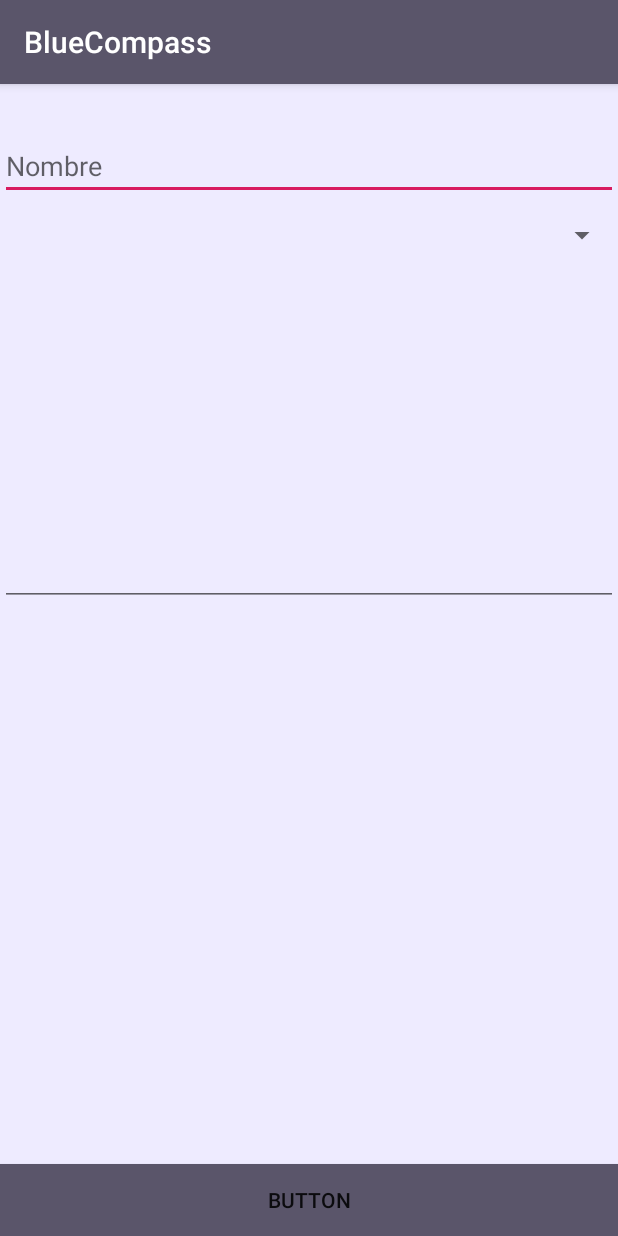
After one commit to Navarro21111/BlueCompass, an Android app: the AniadirPlaya screen opened directly, with no data from a screen before it, on a phone screen of 412 x 824 dp. The commit adds this screen. Run offline under Robolectric (Android 15) with nearby library versions, the phone set to English and light mode, and no system bars; our stand-ins replace Firebase (no records; nobody signed in at launch, a user with empty details on screens opened directly).

Commit message:
Commit para poder subir fotos en la carpeta Playas.

```diff
--- a/app/build.gradle
+++ b/app/build.gradle
@@ -29,7 +29,7 @@ dependencies {
     implementation 'com.android.support:recyclerview-v7:28.0.0'
     implementation 'com.google.firebase:firebase-core:16.0.1'
     implementation 'com.google.firebase:firebase-database:16.0.1'
-
-
+    implementation 'com.google.firebase:firebase-storage:16.0.1'
+    implementation 'com.google.firebase:firebase-auth:16.0.1'
 }
 apply plugin: 'com.google.gms.google-services'
--- /dev/null
+++ b/app/src/main/java/com/example/a21736256/bluecompass/AniadirPlaya.java
@@ -0,0 +1,62 @@
+package com.example.a21736256.bluecompass;
+
+import android.content.Intent;
+import android.net.Uri;
+import android.support.annotation.Nullable;
+import android.support.v7.app.AppCompatActivity;
+import android.os.Bundle;
+import android.view.View;
+import android.widget.Button;
+import android.widget.Toast;
+
+import com.google.android.gms.tasks.OnSuccessListener;
+import com.google.firebase.storage.FirebaseStorage;
+import com.google.firebase.storage.StorageReference;
+import com.google.firebase.storage.UploadTask;
+
+public class AniadirPlaya extends AppCompatActivity {
+
+    private Button btnSfP;
+    //Storage
+    private StorageReference rStorage;
+    private FirebaseStorage mFirebaseStorage;
+
+    public static final int GALLERY_INTENT = 1;
+
+    @Override
+    protected void onCreate(Bundle savedInstanceState) {
+        super.onCreate(savedInstanceState);
+        setContentView(R.layout.activity_aniadir_playa);
+
+        //Storage
+        rStorage=FirebaseStorage.getInstance().getReference();
+
+        btnSfP=findViewById(R.id.btnSubirFoto);
+
+
+    }
+
+    public void selccionarFoto(View view){
+        Intent intent = new Intent(Intent.ACTION_PICK);
+        intent.setType("image/*");
+        startActivityForResult(intent, GALLERY_INTENT);
+    }
+
+    @Override
+    protected void onActivityResult(int requestCode, int resultCode, @Nullable Intent data) {
+        super.onActivityResult(requestCode, resultCode, data);
+
+        if(requestCode==GALLERY_INTENT && resultCode==RESULT_OK){
+            Uri uri=data.getData();
+
+            StorageReference filePath = rStorage.child("Playas").child(uri.getLastPathSegment());
+
+            filePath.putFile(uri).addOnSuccessListener(new OnSuccessListener<UploadTask.TaskSnapshot>() {
+                @Override
+                public void onSuccess(UploadTask.TaskSnapshot taskSnapshot) {
+                    Toast.makeText(AniadirPlaya.this, "Se subio la foto correctamente", Toast.LENGTH_LONG).show();
+                }
+            });
+        }
+    }
+}
--- a/app/src/main/java/com/example/a21736256/bluecompass/MainActivity.java
+++ b/app/src/main/java/com/example/a21736256/bluecompass/MainActivity.java
@@ -6,7 +6,7 @@ import android.os.Bundle;
 import android.view.View;
 import android.widget.Button;
 public class MainActivity extends AppCompatActivity {
-    Button tbn;
+    Button btnRegistroPlaya;
     @Override
     protected void onCreate(Bundle savedInstanceState) {
         super.onCreate(savedInstanceState);
@@ -21,4 +21,6 @@ public class MainActivity extends AppCompatActivity {
         Intent i = new Intent(this, Registro.class);
         startActivity(i);
     }
+
+
 }
--- /dev/null
+++ b/app/src/main/res/layout/activity_aniadir_playa.xml
@@ -0,0 +1,48 @@
+<?xml version="1.0" encoding="utf-8"?>
+<RelativeLayout xmlns:android="http://schemas.android.com/apk/res/android"
+    xmlns:app="http://schemas.android.com/apk/res-auto"
+    xmlns:tools="http://schemas.android.com/tools"
+    android:layout_width="match_parent"
+    android:layout_height="match_parent"
+    android:background="@color/Violeta1"
+    tools:context=".AniadirPlaya">
+
+    <EditText
+        android:id="@+id/etNombreAñadir"
+        android:layout_width="match_parent"
+        android:layout_height="wrap_content"
+        android:layout_alignParentTop="true"
+        android:layout_marginTop="32dp"
+        android:ems="10"
+        android:hint="@string/et_aniadir_nombre_playa"
+        android:inputType="textPersonName" />
+
+    <Spinner
+        android:id="@+id/spProvincia"
+        android:layout_width="match_parent"
+        android:layout_height="wrap_content"
+        android:layout_below="@+id/etNombreAñadir"
+
+        android:layout_marginTop="11dp" />
+
+    <EditText
+        android:id="@+id/etDescripcionCP"
+        android:layout_width="match_parent"
+        android:layout_height="204dp"
+        android:layout_alignParentTop="true"
+
+        android:layout_marginTop="144dp"
+        android:ems="10"
+        android:inputType="textMultiLine" />
+
+    <Button
+        android:id="@+id/btnSubirFoto"
+        android:layout_width="match_parent"
+        android:layout_height="wrap_content"
+        android:layout_alignParentBottom="true"
+        android:layout_marginBottom="0dp"
+        android:background="@drawable/animacion_cambio_color_boton"
+        android:onClick="selccionarFoto"
+        android:text="Button" />
+
+</RelativeLayout>
--- a/app/src/main/res/values/strings.xml
+++ b/app/src/main/res/values/strings.xml
@@ -11,4 +11,7 @@
     <string name="BlueCompass" />
     <string name="tv_nombre_app">BlueCompass</string>
     <string name="tv_slogan">Get to a cleaner world</string>
+    <string name="tv_nombre_splash">BlueCompass</string>
+    <string name="et_aniadir_nombre_playa">Nombre</string>
+    <string name="btn_aniadir_playa">Añadir Playa</string>
 </resources>
```
Also changed, not shown: app/src/main/AndroidManifest.xml (+6 -3 lines), app/src/main/java/com/example/a21736256/bluecompass/Menu.java (+11 -0 lines), app/src/main/java/com/example/a21736256/bluecompass/javabean/PlayaItem.java (+9 -0 lines), app/src/main/res/anim/anim_splash.xml (added, +8 -0 lines), app/src/main/res/layout/activity_menu.xml (+8 -0 lines), app/src/main/res/layout/activity_splash.xml (+14 -3 lines).
